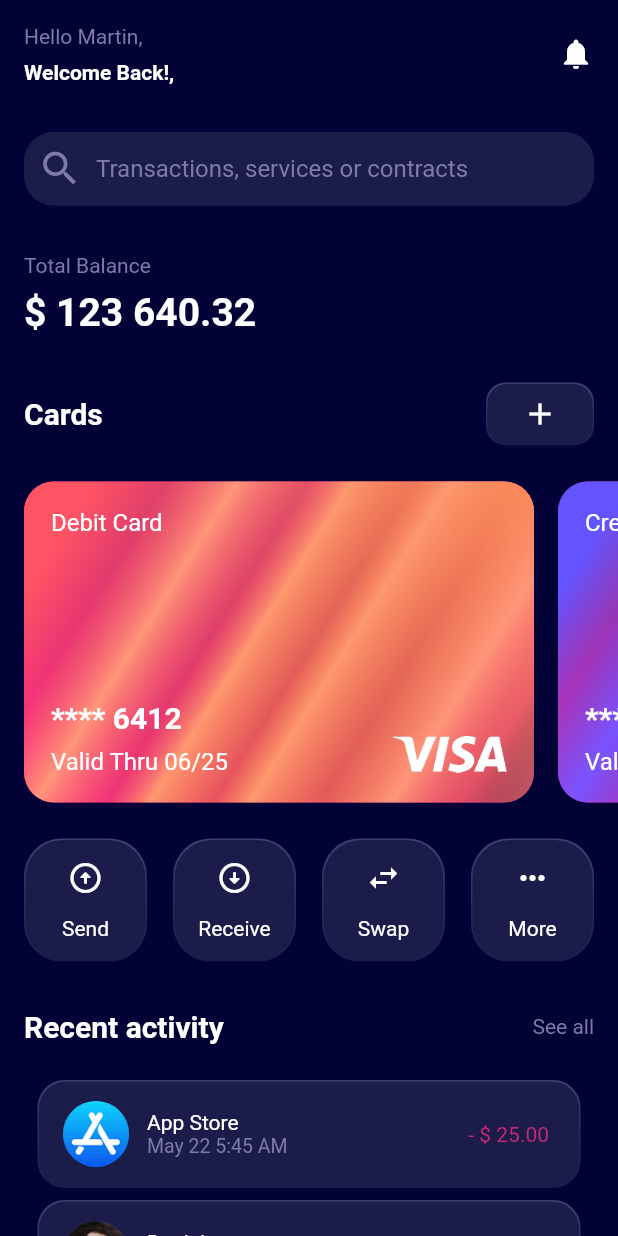
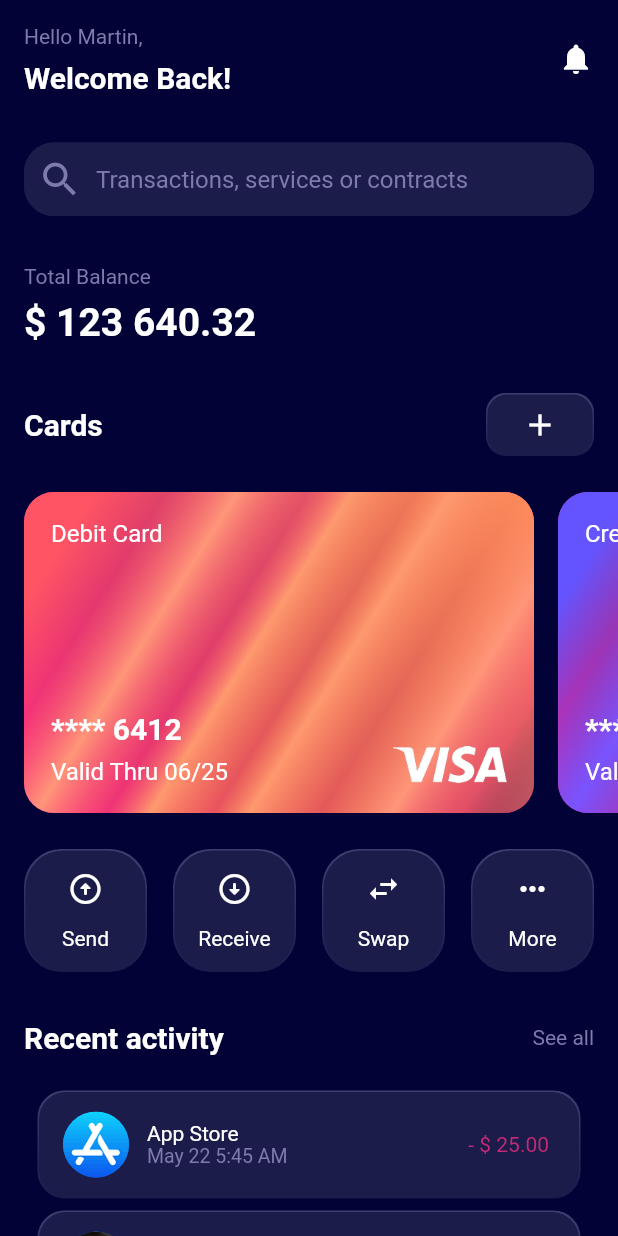
Before and after one commit to c0ff33-b34n/personal_finance_ui_flutter, a Flutter app: the screen it shows after launch, on a phone screen of 412 x 824 dp. Run offline on Flutter 3.47's test engine with Material 2 defaults, Android fonts, the phone set to English and light mode, and no system bars.

Commit message:
Update userMessage font size and remove comma

```diff
--- a/lib/main.dart
+++ b/lib/main.dart
@@ -76,8 +76,9 @@ Widget userMessage = Container(
               ),
             ),
             const Text(
-              'Welcome Back!,',
+              'Welcome Back!',
               style: TextStyle(
+                fontSize: 20.0,
                 fontWeight: FontWeight.bold,
               ),
             ),
```
